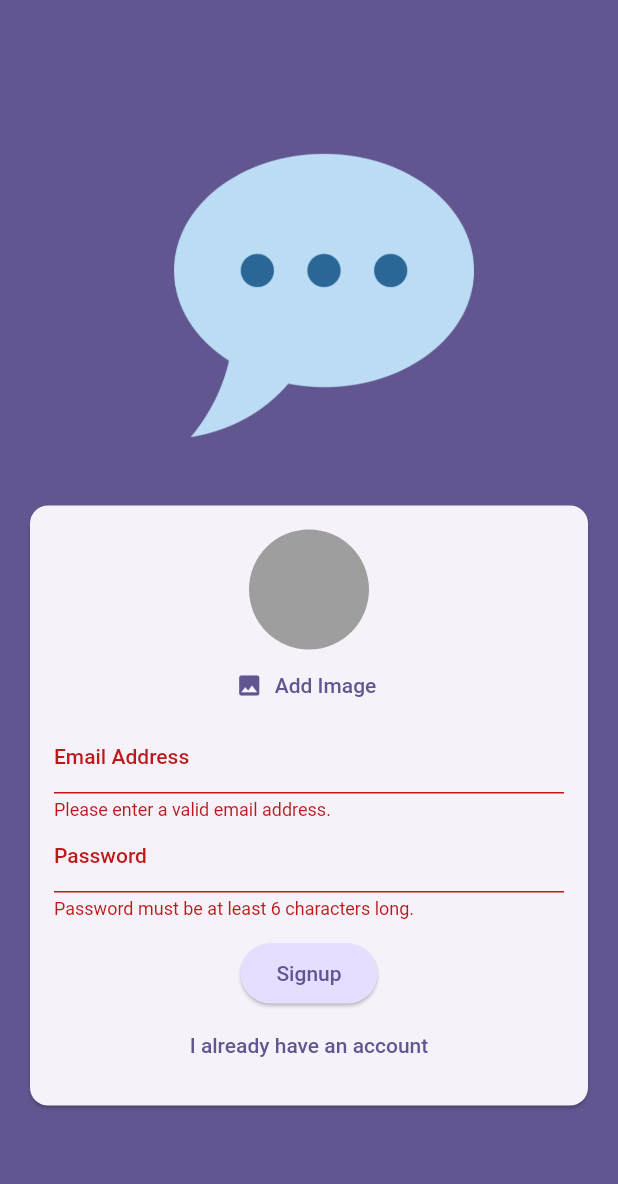
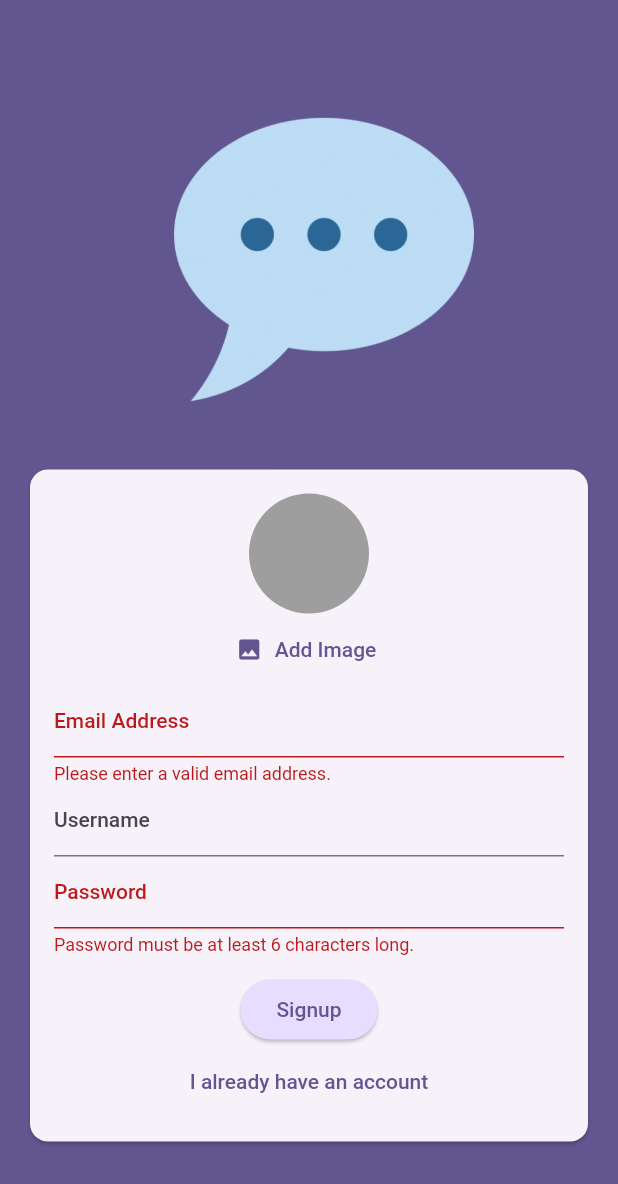
Before and after one commit to alexsumoski/chat-app, a Flutter app: the screen it shows after launch, after a tap on "Login", after a tap on "Create an account", after a tap on "Signup", on a phone screen of 412 x 824 dp. Shown: the top 1184 px of the screen. Run offline on Flutter 3.47's test engine with Material 2 defaults, Android fonts, the phone set to English and light mode, and no system bars; our stand-ins replace cloud_firestore, firebase_auth, firebase_core, firebase_storage, image_picker; accounts and stored records are empty; network calls fail.

Commit message:
Chat and input widgets

```diff
--- a/lib/screens/auth.dart
+++ b/lib/screens/auth.dart
@@ -20,6 +20,7 @@ class _AuthScreenState extends State<AuthScreen> {
   final _form = GlobalKey<FormState>();
 
   var _enteredEmail = '';
+  var _enteredUsername = '';
   var _enteredPassword = '';
   var _isLogin = true;
   File? _selectedImage;
@@ -57,7 +58,7 @@ class _AuthScreenState extends State<AuthScreen> {
             .collection('users')
             .doc(userCredentials.user!.uid)
             .set({
-          'username': '...',
+          'username': _enteredUsername,
           'email': _enteredEmail,
           'image_url': imageUrl
         });
@@ -123,6 +124,23 @@ class _AuthScreenState extends State<AuthScreen> {
                               _enteredEmail = value!;
                             },
                           ),
+                          if (!_isLogin)
+                            TextFormField(
+                              decoration: const InputDecoration(
+                                labelText: 'Username',
+                              ),
+                              enableSuggestions: false,
+                              validator: (value) {
+                                if (value == null ||
+                                    value.isEmpty ||
+                                    value.trim().length < 4) {
+                                  return null;
+                                }
+                              },
+                              onSaved: (value) {
+                                _enteredUsername = value!;
+                              },
+                            ),
                           TextFormField(
                             decoration: const InputDecoration(
                               labelText: 'Password',
```
Also changed, not shown: lib/screens/chat.dart (+12 -3 lines), lib/widgets/chat_messages.dart (added, +12 -0 lines), lib/widgets/new_message.dart (added, +57 -0 lines).
